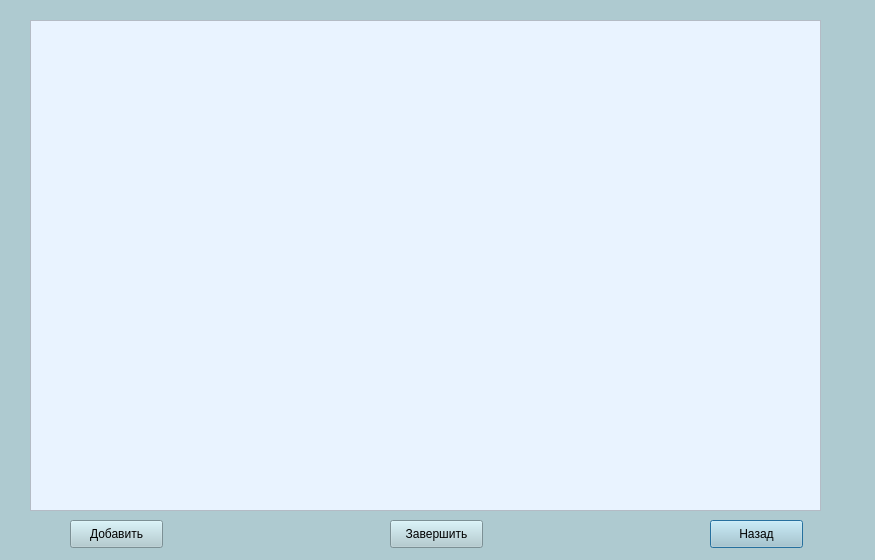
This is course/editworkswindow.ui in TFed555/Coursework as Qt 5 draws it before an edit. The edited form follows.
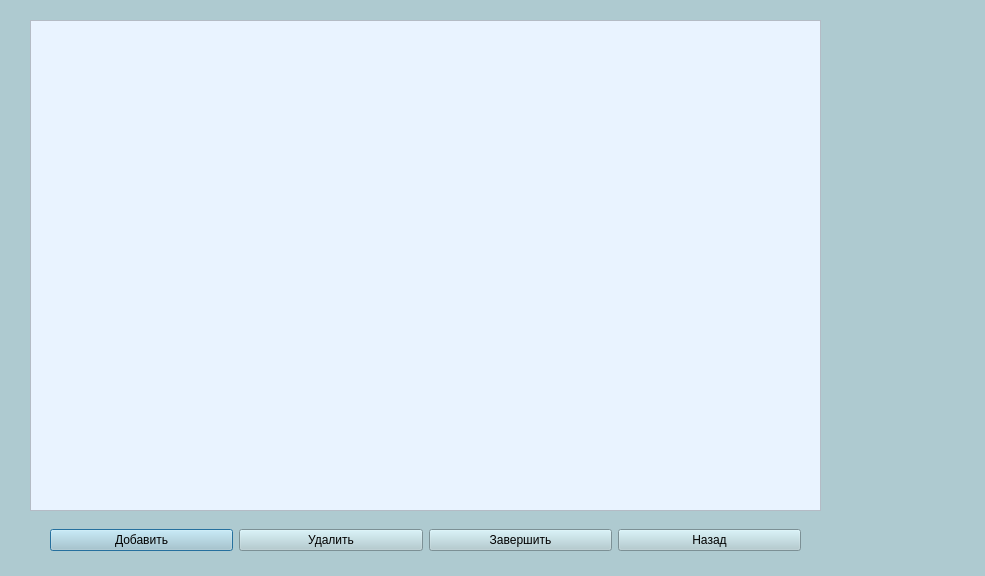
This is the edited form.

Diff of the .ui file:
```diff
--- a/course/editworkswindow.ui
+++ b/course/editworkswindow.ui
@@ -6,8 +6,8 @@
    <rect>
     <x>0</x>
     <y>0</y>
-    <width>875</width>
-    <height>560</height>
+    <width>985</width>
+    <height>576</height>
    </rect>
   </property>
   <property name="windowTitle">
@@ -29,44 +29,45 @@
     <string notr="true">background-color: rgb(233, 243, 255);</string>
    </property>
   </widget>
-  <widget class="QPushButton" name="backButton">
+  <widget class="QWidget" name="horizontalLayoutWidget">
    <property name="geometry">
     <rect>
-     <x>710</x>
+     <x>50</x>
      <y>520</y>
-     <width>93</width>
-     <height>28</height>
+     <width>751</width>
+     <height>41</height>
     </rect>
    </property>
-   <property name="text">
-    <string>Назад</string>
-   </property>
-  </widget>
+   <layout class="QHBoxLayout" name="horizontalLayout">
+    <item>
   <widget class="QPushButton" name="addButton">
-   <property name="geometry">
-    <rect>
-     <x>70</x>
-     <y>520</y>
-     <width>93</width>
-     <height>28</height>
-    </rect>
-   </property>
    <property name="text">
     <string>Добавить</string>
    </property>
   </widget>
+    </item>
+    <item>
   <widget class="QPushButton" name="delButton">
-   <property name="geometry">
-    <rect>
-     <x>390</x>
-     <y>520</y>
-     <width>93</width>
-     <height>28</height>
-    </rect>
-   </property>
+      <property name="text">
+       <string>Удалить</string>
+      </property>
+     </widget>
+    </item>
+    <item>
+     <widget class="QPushButton" name="finishButton">
    <property name="text">
     <string>Завершить</string>
    </property>
+     </widget>
+    </item>
+    <item>
+     <widget class="QPushButton" name="backButton">
+      <property name="text">
+       <string>Назад</string>
+      </property>
+     </widget>
+    </item>
+   </layout>
   </widget>
  </widget>
  <resources/>
```
Lines whose indentation alone changed are shown as unchanged.
